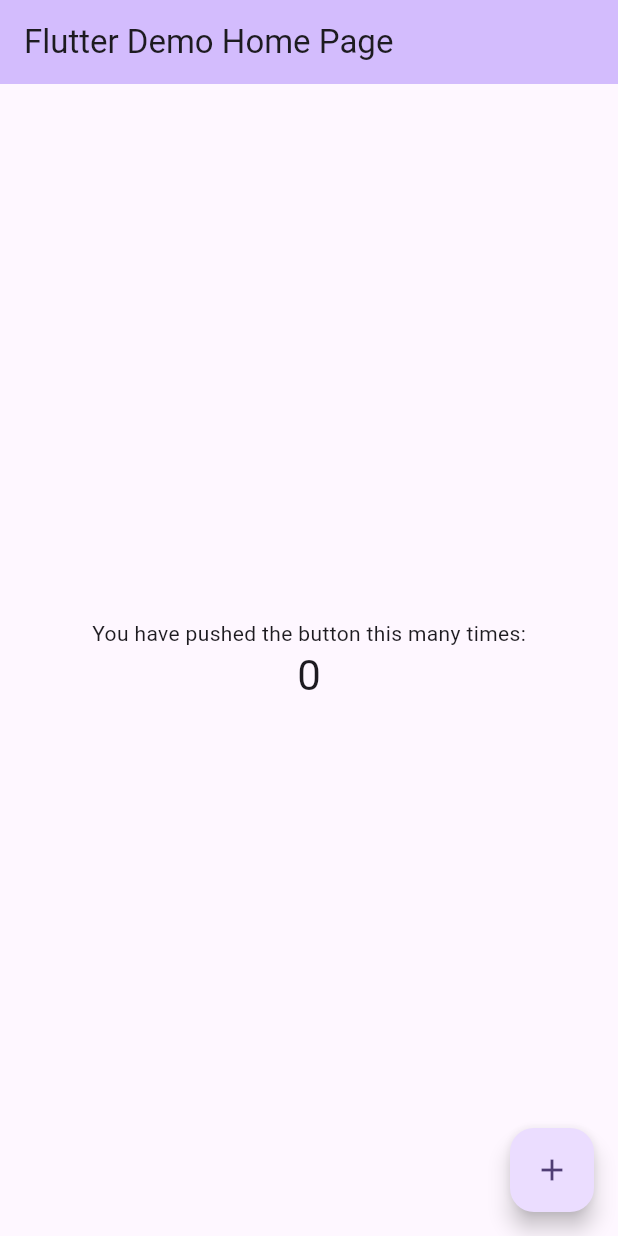
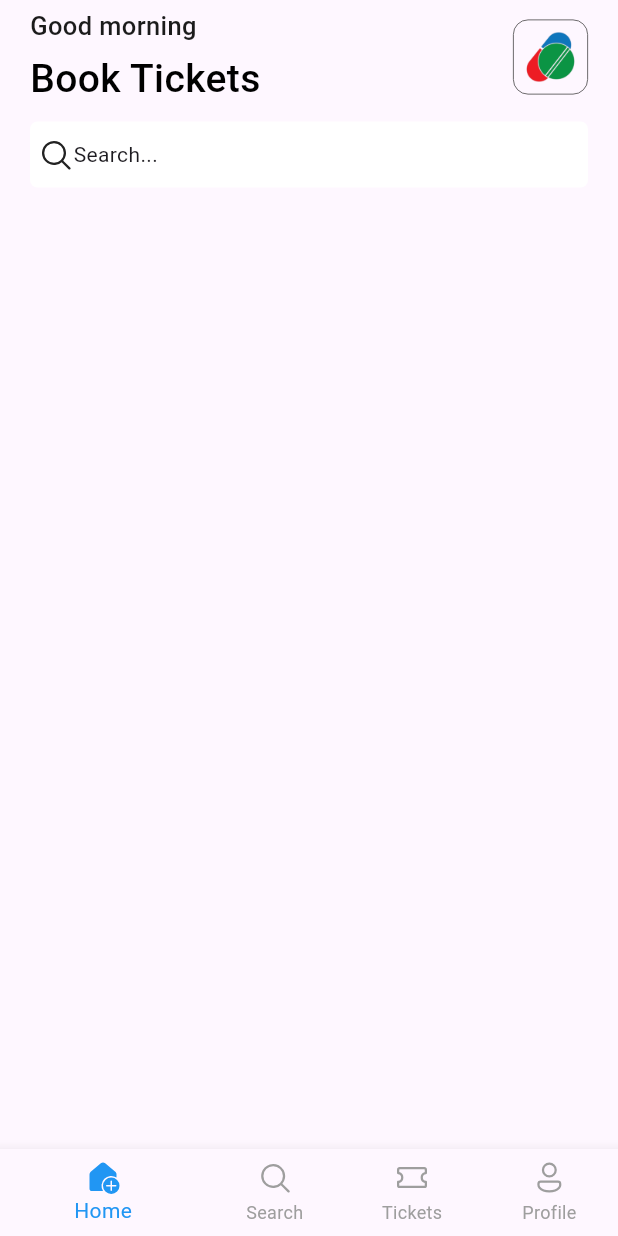
Before and after one commit to MichaelKilunga/ticket_app, a Flutter app: the screen it shows after launch, on a phone screen of 412 x 824 dp. Run offline on Flutter 3.47's test engine with Material 3 defaults, Android fonts, the phone set to English and light mode, and no system bars; our stand-ins replace fluentui_icons.

Commit message:
implemented navigation bar and home page

```diff
--- /dev/null
+++ b/lib/common/bottom_nav_bar.dart
@@ -0,0 +1,67 @@
+import 'package:fluentui_icons/fluentui_icons.dart';
+import 'package:flutter/material.dart';
+import 'package:ticket_app/screens/home_screen.dart';
+import 'package:ticket_app/screens/profile_screen.dart';
+import 'package:ticket_app/screens/search_screen.dart';
+import 'package:ticket_app/screens/tickets_screen.dart';
+
+class BottomNavBar extends StatefulWidget {
+  const BottomNavBar({super.key});
+
+  @override
+  State<BottomNavBar> createState() => _BottomNavBarState();
+}
+
+class _BottomNavBarState extends State<BottomNavBar> {
+
+  final appScreens = [
+    HomeScreen(),
+    SearchScreen(),
+    TicketsScreen(),
+    ProfileScreen()
+  ];
+
+  int _selectedIndex = 0;
+
+  void _onItemTapped(int index){
+    setState(() {
+      _selectedIndex = index;
+    });
+  }
+
+  @override
+  Widget build(BuildContext context) {
+    return Scaffold(
+      // appBar: AppBar(
+      //   backgroundColor: Colors.blue,
+      //   title:  Center(child: Text("TICKET APP",style: TextStyle(color: Colors.white, fontWeight: FontWeight.bold ),)),
+      // ),
+      body:  Center(child: appScreens[_selectedIndex]),
+      bottomNavigationBar: BottomNavigationBar(
+        currentIndex: _selectedIndex,
+        onTap: _onItemTapped,
+        selectedItemColor: Colors.blue,
+        unselectedItemColor: Colors.grey,
+        showUnselectedLabels: true,
+        items: [
+          // BottomNavigationBarItem(icon: Icon(Icons.home), label: "Home"),
+          // BottomNavigationBarItem(icon: Icon(Icons.search), label: "Search"),
+          // BottomNavigationBarItem(icon: Icon(Icons.airplane_ticket), label: "Tickets"),
+          // BottomNavigationBarItem(icon: Icon(Icons.person), label: "Profile"),
+            BottomNavigationBarItem(icon: Icon(FluentSystemIcons.ic_fluent_home_add_regular),
+              activeIcon: Icon(FluentSystemIcons.ic_fluent_home_add_filled),
+              label: "Home"),
+            BottomNavigationBarItem(icon: Icon(FluentSystemIcons.ic_fluent_search_regular),
+              activeIcon: Icon(FluentSystemIcons.ic_fluent_search_filled),
+              label: "Search"),
+            BottomNavigationBarItem(icon: Icon(FluentSystemIcons.ic_fluent_ticket_regular),
+              activeIcon: Icon(FluentSystemIcons.ic_fluent_ticket_filled),
+              label: "Tickets"),
+            BottomNavigationBarItem(icon: Icon(FluentSystemIcons.ic_fluent_person_regular),
+              activeIcon: Icon(FluentSystemIcons.ic_fluent_person_filled),
+              label: "Profile"),
+      ],
+      ),
+    );
+  }
+}
--- /dev/null
+++ b/lib/common/res/styles/app_styles.dart
@@ -0,0 +1,41 @@
+
+import 'package:flutter/material.dart';
+
+Color primaryColor = Color(0xFF000000);
+
+class AppStyles{
+  static  Color textColor = const Color(0xff000000);
+  static  Color lightTextColor = const Color(0xff1b1b1b);
+
+  static TextStyle bigHeadLineStyle = TextStyle(fontSize: 26, color: textColor, fontWeight: FontWeight.w500);
+  static TextStyle smallHeadLineStyle = TextStyle(fontSize: 14, fontWeight: FontWeight.w500);
+  static TextStyle mediumHeadLineStyle = TextStyle(fontSize: 17, color: lightTextColor, fontWeight: FontWeight.w500);
+
+//   Box decoration
+  static Border customBorders = Border(
+    bottom: BorderSide(
+        color: Color(0xFF3C3B3B),
+        width: 0.5,
+        style: BorderStyle.solid,
+        strokeAlign: BorderSide.strokeAlignInside
+    ),
+    top: BorderSide(
+        color: Color(0xFF3C3B3B),
+        width: 0.5,
+        style: BorderStyle.solid,
+        strokeAlign: BorderSide.strokeAlignInside
+    ),
+    left: BorderSide(
+        color: Color(0xFF3C3B3B),
+        width: 0.5,
+        style: BorderStyle.solid,
+        strokeAlign: BorderSide.strokeAlignInside
+    ),
+    right: BorderSide(
+        color: Color(0xFF3C3B3B),
+        width: 0.5,
+        style: BorderStyle.solid,
+        strokeAlign: BorderSide.strokeAlignInside
+    ),
+  );
+}
--- /dev/null
+++ b/lib/common/res/styles/media.dart
@@ -0,0 +1,4 @@
+class AppMedia{
+  static const _basePath = "assets/images";
+  static const logo = "$_basePath/logo.png";
+}
--- a/lib/main.dart
+++ b/lib/main.dart
@@ -1,122 +1,18 @@
 import 'package:flutter/material.dart';
+import 'package:ticket_app/common/bottom_nav_bar.dart';
 
 void main() {
   runApp(const MyApp());
 }
 
+
 class MyApp extends StatelessWidget {
   const MyApp({super.key});
 
-  // This widget is the root of your application.
   @override
   Widget build(BuildContext context) {
     return MaterialApp(
-      title: 'Flutter Demo',
-      theme: ThemeData(
-        // This is the theme of your application.
-        //
-        // TRY THIS: Try running your application with "flutter run". You'll see
-        // the application has a purple toolbar. Then, without quitting the app,
-        // try changing the seedColor in the colorScheme below to Colors.green
-        // and then invoke "hot reload" (save your changes or press the "hot
-        // reload" button in a Flutter-supported IDE, or press "r" if you used
-        // the command line to start the app).
-        //
-        // Notice that the counter didn't reset back to zero; the application
-        // state is not lost during the reload. To reset the state, use hot
-        // restart instead.
-        //
-        // This works for code too, not just values: Most code changes can be
-        // tested with just a hot reload.
-        colorScheme: ColorScheme.fromSeed(seedColor: Colors.deepPurple),
-      ),
-      home: const MyHomePage(title: 'Flutter Demo Home Page'),
+      home: BottomNavBar()
     );
   }
 }
-
-class MyHomePage extends StatefulWidget {
-  const MyHomePage({super.key, required this.title});
-
-  // This widget is the home page of your application. It is stateful, meaning
-  // that it has a State object (defined below) that contains fields that affect
-  // how it looks.
-
-  // This class is the configuration for the state. It holds the values (in this
-  // case the title) provided by the parent (in this case the App widget) and
-  // used by the build method of the State. Fields in a Widget subclass are
-  // always marked "final".
-
-  final String title;
-
-  @override
-  State<MyHomePage> createState() => _MyHomePageState();
-}
-
-class _MyHomePageState extends State<MyHomePage> {
-  int _counter = 0;
-
-  void _incrementCounter() {
-    setState(() {
-      // This call to setState tells the Flutter framework that something has
-      // changed in this State, which causes it to rerun the build method below
-      // so that the display can reflect the updated values. If we changed
-      // _counter without calling setState(), then the build method would not be
-      // called again, and so nothing would appear to happen.
-      _counter++;
-    });
-  }
-
-  @override
-  Widget build(BuildContext context) {
-    // This method is rerun every time setState is called, for instance as done
-    // by the _incrementCounter method above.
-    //
-    // The Flutter framework has been optimized to make rerunning build methods
-    // fast, so that you can just rebuild anything that needs updating rather
-    // than having to individually change instances of widgets.
-    return Scaffold(
-      appBar: AppBar(
-        // TRY THIS: Try changing the color here to a specific color (to
-        // Colors.amber, perhaps?) and trigger a hot reload to see the AppBar
-        // change color while the other colors stay the same.
-        backgroundColor: Theme.of(context).colorScheme.inversePrimary,
-        // Here we take the value from the MyHomePage object that was created by
-        // the App.build method, and use it to set our appbar title.
-        title: Text(widget.title),
-      ),
-      body: Center(
-        // Center is a layout widget. It takes a single child and positions it
-        // in the middle of the parent.
-        child: Column(
-          // Column is also a layout widget. It takes a list of children and
-          // arranges them vertically. By default, it sizes itself to fit its
-          // children horizontally, and tries to be as tall as its parent.
-          //
-          // Column has various properties to control how it sizes itself and
-          // how it positions its children. Here we use mainAxisAlignment to
-          // center the children vertically; the main axis here is the vertical
-          // axis because Columns are vertical (the cross axis would be
-          // horizontal).
-          //
-          // TRY THIS: Invoke "debug painting" (choose the "Toggle Debug Paint"
-          // action in the IDE, or press "p" in the console), to see the
-          // wireframe for each widget.
-          mainAxisAlignment: MainAxisAlignment.center,
-          children: <Widget>[
-            const Text('You have pushed the button this many times:'),
-            Text(
-              '$_counter',
-              style: Theme.of(context).textTheme.headlineMedium,
-            ),
-          ],
-        ),
-      ),
-      floatingActionButton: FloatingActionButton(
-        onPressed: _incrementCounter,
-        tooltip: 'Increment',
-        child: const Icon(Icons.add),
-      ), // This trailing comma makes auto-formatting nicer for build methods.
-    );
-  }
-}
--- /dev/null
+++ b/lib/screens/home_screen.dart
@@ -0,0 +1,114 @@
+// import 'package:flutter/cupertino.dart';
+import 'package:fluentui_icons/fluentui_icons.dart';
+import 'package:flutter/material.dart';
+import 'package:ticket_app/common/res/styles/app_styles.dart';
+import 'package:ticket_app/common/res/styles/media.dart';
+
+class HomeScreen extends StatefulWidget {
+  const HomeScreen({super.key});
+
+  @override
+  State<HomeScreen> createState() => _HomeScreenState();
+}
+
+class _HomeScreenState extends State<HomeScreen> {
+  @override
+  Widget build(BuildContext context) {
+    return Scaffold(
+      body: ListView(
+        children: [
+          Container(
+            padding: EdgeInsets.symmetric(horizontal: 20, vertical: 5),
+            child: Column(
+              children: <Widget>[
+                Row(
+                  mainAxisAlignment: MainAxisAlignment.spaceBetween,
+                  children: <Widget>[
+                    Column(
+                      crossAxisAlignment: CrossAxisAlignment.start,
+                      children: <Widget>[
+                        Text("Good morning", style: AppStyles.mediumHeadLineStyle,),
+                        SizedBox(height: 5,),
+                        Text("Book Tickets", style: AppStyles.bigHeadLineStyle,)
+                      ],
+                    ),
+                    Container(
+                      width: 50,
+                      height: 50,
+                      decoration: BoxDecoration(
+                        borderRadius: BorderRadius.circular(10),
+                        border: AppStyles.customBorders,
+                        image: DecorationImage(
+                          image: AssetImage(AppMedia.logo),
+                          fit: BoxFit.cover
+                        )
+                      ),
+                    ),
+                  ],
+                ),
+                SizedBox(height: 10,),
+                Container(
+                  padding: EdgeInsets.symmetric(vertical: 10, horizontal: 5),
+                  decoration: BoxDecoration(
+                    borderRadius: BorderRadius.circular(5),
+                    color: Colors.white
+                  ),
+                  child: Row(
+                        mainAxisAlignment: MainAxisAlignment.spaceBetween,
+                        children: [
+                          Row(
+                            children: [
+                              Icon(FluentSystemIcons.ic_fluent_search_regular),
+                              Text("Search..."),
+                            ]
+                          ),
+                          // Text("Book Tickets"),
+                        ],
+                  ),
+                )
+              ],
+            ),
+          ),
+          Container(
+            padding: EdgeInsets.symmetric(horizontal: 20, vertical: 5),
+            child: Row(
+              mainAxisAlignment: MainAxisAlignment.spaceBetween,
+              children: <Widget>[
+                // Container(
+                //   width: 50,
+                //   height: 50,
+                //   decoration: BoxDecoration(
+                //     borderRadius: BorderRadius.circular(10),
+                //     border: AppStyles.customBorders,
+                //     image: DecorationImage(
+                //       image: AssetImage(AppMedia.logo),
+                //       fit: BoxFit.fill
+                //     )
+                //   ),
+                // ),
+                // Column(
+                //   children: [
+                //     Text("This is text one"),
+                //     Text("This is Text two")
+                //   ],
+                // ),
+                // Container(
+                //   width: 50,
+                //   height: 50,
+                //   decoration: BoxDecoration(
+                //       borderRadius: BorderRadius.circular(10),
+                //       border: AppStyles.customBorders,
+                //       image: DecorationImage(
+                //           image: AssetImage("assets/images/logo.png"),
+                //           fit: BoxFit.fill
+                //       )
+                //   ),
+                // )
+              ],
+            ),
+          )
+        ],
+      ) ,
+    );
+  }
+}
--- /dev/null
+++ b/lib/screens/profile_screen.dart
@@ -0,0 +1,15 @@
+import 'package:flutter/cupertino.dart';
+
+class ProfileScreen extends StatefulWidget {
+  const ProfileScreen({super.key});
+
+  @override
+  State<ProfileScreen> createState() => _ProfileScreenState();
+}
+
+class _ProfileScreenState extends State<ProfileScreen> {
+  @override
+  Widget build(BuildContext context) {
+    return Text("This is Profile Screen");
+  }
+}
--- /dev/null
+++ b/lib/screens/search_screen.dart
@@ -0,0 +1,15 @@
+import 'package:flutter/cupertino.dart';
+
+class SearchScreen extends StatefulWidget {
+  const SearchScreen({super.key});
+
+  @override
+  State<SearchScreen> createState() => _SearchScreenState();
+}
+
+class _SearchScreenState extends State<SearchScreen> {
+  @override
+  Widget build(BuildContext context) {
+    return Text("This is search screen");
+  }
+}
--- /dev/null
+++ b/lib/screens/tickets_screen.dart
@@ -0,0 +1,15 @@
+import 'package:flutter/cupertino.dart';
+
+class TicketsScreen extends StatefulWidget {
+  const TicketsScreen({super.key});
+
+  @override
+  State<TicketsScreen> createState() => _TicketsScreenState();
+}
+
+class _TicketsScreenState extends State<TicketsScreen> {
+  @override
+  Widget build(BuildContext context) {
+    return Text("This is Ticket Screen");
+  }
+}
```
Also changed, not shown: pubspec.yaml (+4 -3 lines), assets/futa.dart (added), assets/images/logo.png (added), lib/common/res/futa.dart (added), pubspec.lock.
